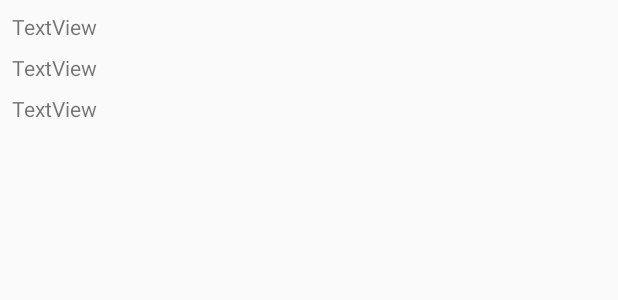
After one commit to minhhuynh12/notification, an Android app: the layout fragment_todo_query_items.xml on its own in the app's theme, with its tools: preview values and no code run, on a phone screen of 412 x 824 dp. The commit adds this screen. Shown: the top 300 px of the screen. Run offline under Robolectric (Android 15) with nearby library versions, the phone set to English and light mode, and no system bars.

Commit message:
Load Detail Query

```diff
--- a/app/build.gradle
+++ b/app/build.gradle
@@ -39,6 +39,7 @@ dependencies {
     compile 'com.squareup.retrofit2:converter-gson:2.0.0-beta4'
     compile 'com.squareup.retrofit2:retrofit:2.3.0'
 
+
     testCompile 'junit:junit:4.12'
 }
 apply plugin: 'com.google.gms.google-services'
--- a/app/src/main/java/fragment/FragmentTodo.java
+++ b/app/src/main/java/fragment/FragmentTodo.java
@@ -70,7 +70,7 @@ public class FragmentTodo extends BaseFragment {
 //                        response.body().get(pos).id.valueOf();
 
                         Bundle bundle = new Bundle();
-                        bundle.putString("id", response.body().get(pos).id.toString());
+                        bundle.putString("User_id", response.body().get(pos).userId.toString());
                         mInteraction.openFragmnet(Enumes.FragmentType.FRAGMENT_TODOBYID, bundle , Enumes.Direction.RIGHT_IN);
 
                     }
--- /dev/null
+++ b/app/src/main/res/layout/fragment_todo_query_items.xml
@@ -0,0 +1,38 @@
+<?xml version="1.0" encoding="utf-8"?>
+<android.support.constraint.ConstraintLayout
+    xmlns:android="http://schemas.android.com/apk/res/android"
+    xmlns:app="http://schemas.android.com/apk/res-auto"
+    xmlns:tools="http://schemas.android.com/tools"
+    android:layout_width="match_parent"
+    android:layout_height="match_parent">
+
+    <TextView
+        android:id="@+id/tvUserIdQuery"
+        android:layout_width="wrap_content"
+        android:layout_height="wrap_content"
+        android:text="TextView"
+        app:layout_constraintTop_toTopOf="parent"
+        android:layout_marginTop="8dp"
+        android:layout_marginLeft="8dp"
+        app:layout_constraintLeft_toLeftOf="parent" />
+
+    <TextView
+        android:id="@+id/tvIdQuery"
+        android:layout_width="wrap_content"
+        android:layout_height="wrap_content"
+        android:text="TextView"
+        android:layout_marginTop="8dp"
+        app:layout_constraintTop_toBottomOf="@+id/tvUserIdQuery"
+        android:layout_marginLeft="8dp"
+        app:layout_constraintLeft_toLeftOf="parent" />
+
+    <TextView
+        android:id="@+id/tvTitleQuery"
+        android:layout_width="wrap_content"
+        android:layout_height="wrap_content"
+        android:layout_marginLeft="8dp"
+        android:layout_marginTop="8dp"
+        android:text="TextView"
+        app:layout_constraintLeft_toLeftOf="parent"
+        app:layout_constraintTop_toBottomOf="@+id/tvIdQuery" />
+</android.support.constraint.ConstraintLayout>
```
Also changed, not shown: app/src/main/java/adapter/TodoByIdAdapter.java (+17 -7 lines), app/src/main/java/fragment/TodoByIdFragment.java (+21 -4 lines), app/src/main/java/remote/ApiServiceTodo.java (+6 -2 lines), app/src/main/java/remote/TodoQueryClient.java (added, +8 -0 lines), app/src/main/res/layout/fragment_todo_query.xml (added, +43 -0 lines).
